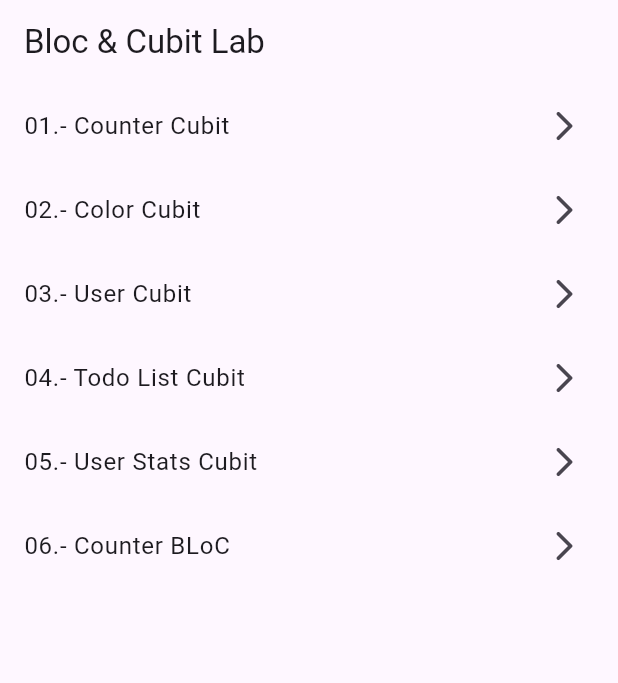
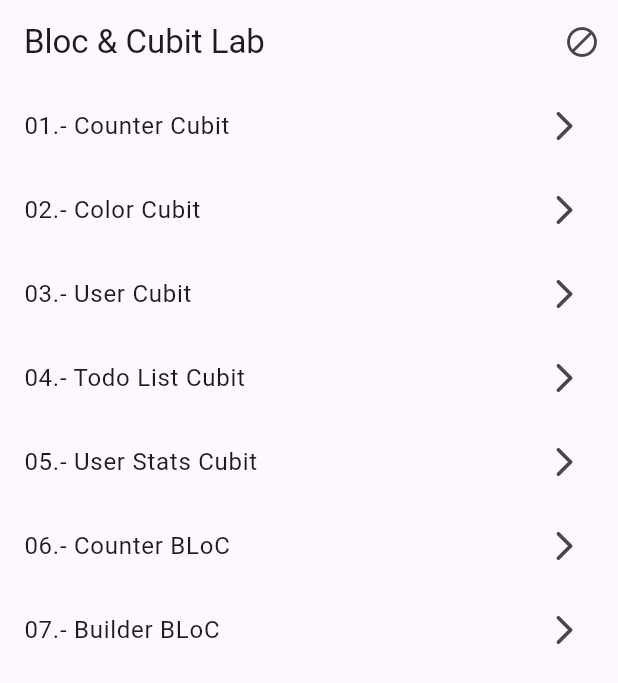
Before and after one commit to VladoDev/bloc-laboratory, a Flutter app: the screen it shows after launch, on a phone screen of 412 x 824 dp. Shown: the top 683 px of the screen. Run offline on Flutter 3.47's test engine with Material 3 defaults, Android fonts, the light colour scheme and no system bars; our stand-ins replace bloc_concurrency, equatable, flutter_bloc.

Commit message:
Bloc builder, listener, consumer

```diff
--- /dev/null
+++ b/lib/examples/06_counter_bloc/auth_cubit.dart
@@ -0,0 +1,9 @@
+import 'package:flutter_bloc/flutter_bloc.dart';
+
+enum AuthStatus { authenticated, unauthenticated }
+
+class AuthCubit extends Cubit<AuthStatus> {
+  AuthCubit() : super(AuthStatus.unauthenticated);
+  void logout() => emit(AuthStatus.unauthenticated);
+  void login() => emit(AuthStatus.authenticated);
+}
--- /dev/null
+++ b/lib/examples/07_builder_profile/builder_profile_event.dart
@@ -0,0 +1,6 @@
+abstract class BuilderProfileEvent {}
+
+class BuilderProfileFetchData extends BuilderProfileEvent {
+  final String userId;
+  BuilderProfileFetchData(this.userId);
+}
--- a/lib/home_page.dart
+++ b/lib/home_page.dart
@@ -3,16 +3,49 @@ import 'package:bloc_lab/examples/02_color_cubit/color_page.dart';
 import 'package:bloc_lab/examples/03_user_cubit/user_page.dart';
 import 'package:bloc_lab/examples/04_todo_cubit/todo_page.dart';
 import 'package:bloc_lab/examples/05_user_stats_cubit/user_stats_page.dart';
+import 'package:bloc_lab/examples/06_counter_bloc/auth_cubit.dart';
+import 'package:bloc_lab/examples/06_counter_bloc/counter_bloc.dart';
 import 'package:bloc_lab/examples/06_counter_bloc/counter_bloc_page.dart';
+import 'package:bloc_lab/examples/06_counter_bloc/counter_event.dart';
+import 'package:bloc_lab/examples/07_builder_profile/builder_profile_page.dart';
 import 'package:flutter/material.dart';
+import 'package:flutter_bloc/flutter_bloc.dart';
 
 class HomePage extends StatelessWidget {
   const HomePage({super.key});
 
   @override
   Widget build(BuildContext context) {
-    return Scaffold(
-      appBar: AppBar(title: const Text('Bloc & Cubit Lab')),
+    final authStatus = context.watch<AuthCubit>().state;
+    return BlocListener<AuthCubit, AuthStatus>(
+      listener: (context, state) {
+        if (state == AuthStatus.unauthenticated) {
+          context.read<CounterBloc>().add(CounterReset());
+          ScaffoldMessenger.of(
+            context,
+          ).showSnackBar(const SnackBar(content: Text("Sesion finalizada")));
+        }
+      },
+      child: Scaffold(
+        appBar: AppBar(
+          title: const Text('Bloc & Cubit Lab'),
+          actions: [
+            IconButton(
+              icon: Icon(
+                authStatus == AuthStatus.authenticated
+                    ? Icons.verified_user
+                    : Icons.block,
+              ),
+              onPressed: () {
+                if (authStatus == AuthStatus.authenticated) {
+                  context.read<AuthCubit>().logout();
+                } else {
+                  context.read<AuthCubit>().login();
+                }
+              },
+            ),
+          ],
+        ),
         body: ListView(
           children: [
             ListTile(
@@ -63,7 +96,16 @@ class HomePage extends StatelessWidget {
                 MaterialPageRoute(builder: (_) => const CounterBlocPage()),
               ),
             ),
+            ListTile(
+              title: Text("07.- Builder BLoC"),
+              trailing: const Icon(Icons.arrow_forward_ios_rounded),
+              onTap: () => Navigator.push(
+                context,
+                MaterialPageRoute(builder: (_) => const BuilderProfilePage()),
+              ),
+            ),
           ],
+        ),
       ),
     );
   }
--- a/lib/main.dart
+++ b/lib/main.dart
@@ -3,7 +3,9 @@ import 'package:bloc_lab/examples/02_color_cubit/color_cubit.dart';
 import 'package:bloc_lab/examples/03_user_cubit/user_cubit.dart';
 import 'package:bloc_lab/examples/04_todo_cubit/todo_cubit.dart';
 import 'package:bloc_lab/examples/05_user_stats_cubit/user_stats_cubit.dart';
+import 'package:bloc_lab/examples/06_counter_bloc/auth_cubit.dart';
 import 'package:bloc_lab/examples/06_counter_bloc/counter_bloc.dart';
+import 'package:bloc_lab/examples/07_builder_profile/builder_profile_bloc.dart';
 import 'package:bloc_lab/home_page.dart';
 import 'package:flutter/material.dart';
 import 'package:flutter_bloc/flutter_bloc.dart';
@@ -18,6 +20,8 @@ void main() {
         BlocProvider(create: (context) => TodoCubit()),
         BlocProvider(create: (context) => UserStatsCubit()),
         BlocProvider(create: (context) => CounterBloc()),
+        BlocProvider(create: (context) => AuthCubit()),
+        BlocProvider(create: (context) => BuilderProfileBloc()),
       ],
       child: MaterialApp(home: const HomePage()),
     ),
```
Also changed, not shown: lib/examples/07_builder_profile/builder_profile_bloc.dart (added, +18 -0 lines), lib/examples/07_builder_profile/builder_profile_page.dart (added, +62 -0 lines), lib/examples/07_builder_profile/builder_profile_state.dart (added, +13 -0 lines). Lines whose indentation alone changed are shown as unchanged.
